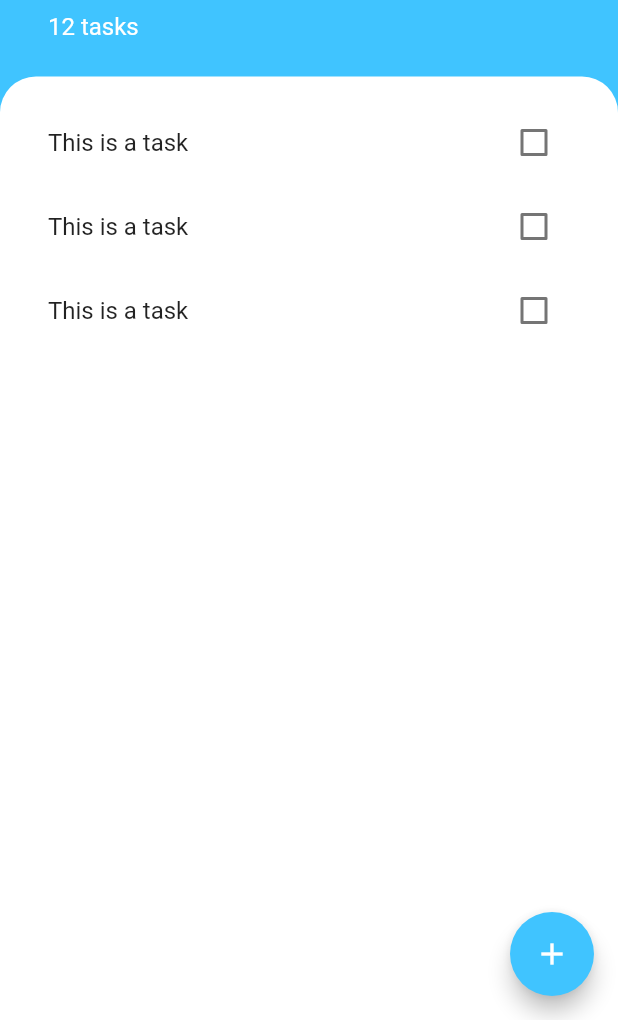
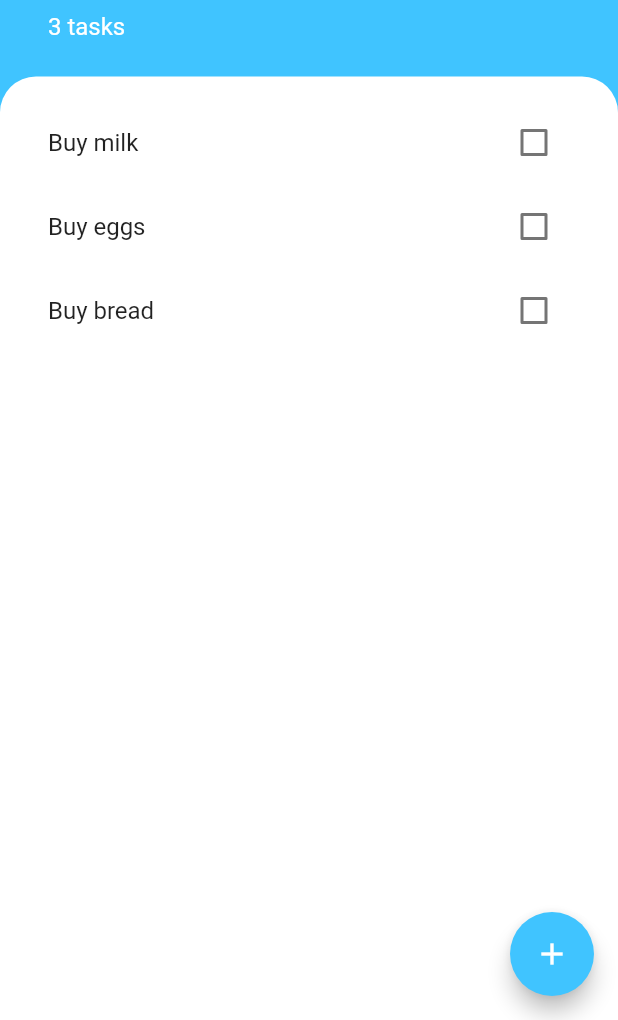
Before and after one commit to herickport/todoey, a Flutter app: the screen it shows after launch, on a phone screen of 412 x 824 dp, the part 216-1236 px from its top. Run offline on Flutter 3.47's test engine with Material 2 defaults, Android fonts, the phone set to English and light mode, and no system bars.

Commit message:
Creating ListView builder and a function to add new tasks

```diff
--- a/lib/components/task_checkbox.dart
+++ /dev/null
@@ -1,20 +0,0 @@
-import 'package:flutter/material.dart';
-
-class TaskCheckbox extends StatelessWidget {
-  const TaskCheckbox({
-    @required this.checkboxState,
-    @required this.toggleCheckboxState,
-  });
-
-  final bool checkboxState;
-  final void Function(bool checkboxState) toggleCheckboxState;
-
-  @override
-  Widget build(BuildContext context) {
-    return Checkbox(
-      activeColor: Colors.lightBlueAccent,
-      value: checkboxState,
-      onChanged: toggleCheckboxState,
-    );
-  }
-}
--- a/lib/components/task_tile.dart
+++ b/lib/components/task_tile.dart
@@ -1,32 +1,27 @@
 import 'package:flutter/material.dart';
-import 'package:todoey/components/task_checkbox.dart';
+import 'package:todoey/models/task.dart';
 
-class TaskTile extends StatefulWidget {
-  @override
-  _TaskTileState createState() => _TaskTileState();
-}
+class TaskTile extends StatelessWidget {
+  TaskTile({@required this.task, this.toggleCheckboxState});
 
-class _TaskTileState extends State<TaskTile> {
-  bool isChecked = false;
+  final Task task;
+  final void Function(bool checkboxState) toggleCheckboxState;
 
   @override
   Widget build(BuildContext context) {
     return ListTile(
       contentPadding: EdgeInsets.zero,
       title: Text(
-        'This is a task',
+        task.title,
         style: TextStyle(
           decoration:
-              isChecked ? TextDecoration.lineThrough : TextDecoration.none,
+              task.isDone ? TextDecoration.lineThrough : TextDecoration.none,
         ),
       ),
-      trailing: TaskCheckbox(
-        checkboxState: isChecked,
-        toggleCheckboxState: (checkboxState) {
-          setState(() {
-            isChecked = checkboxState;
-          });
-        },
+      trailing: Checkbox(
+        activeColor: Colors.lightBlueAccent,
+        value: task.isDone,
+        onChanged: toggleCheckboxState,
       ),
     );
   }
--- a/lib/components/tasks_list.dart
+++ b/lib/components/tasks_list.dart
@@ -1,18 +1,35 @@
 import 'package:flutter/material.dart';
 import 'package:todoey/components/task_tile.dart';
+import 'package:todoey/models/task.dart';
 import 'package:todoey/utils/no_glow_behavior.dart';
 
-class TasksList extends StatelessWidget {
+class TasksList extends StatefulWidget {
+  TasksList(this.tasks);
+
+  final List<Task> tasks;
+
+  @override
+  _TasksListState createState() => _TasksListState();
+}
+
+class _TasksListState extends State<TasksList> {
   @override
   Widget build(BuildContext context) {
+    List<Task> tasks = widget.tasks;
     return ScrollConfiguration(
       behavior: NoGlowBehavior(),
-      child: ListView(
-        children: <Widget>[
-          TaskTile(),
-          TaskTile(),
-          TaskTile(),
-        ],
+      child: ListView.builder(
+        itemCount: tasks.length,
+        itemBuilder: (_, index) {
+          return TaskTile(
+            task: tasks[index],
+            toggleCheckboxState: (checkboxState) {
+              setState(() {
+                tasks[index].handleDone(checkboxState);
+              });
+            },
+          );
+        },
       ),
     );
   }
--- /dev/null
+++ b/lib/models/task.dart
@@ -0,0 +1,12 @@
+import 'package:flutter/material.dart';
+
+class Task {
+  Task({@required this.title, this.isDone = false});
+
+  final String title;
+  bool isDone;
+
+  void handleDone(bool newValue) {
+    isDone = newValue;
+  }
+}
--- a/lib/screens/add_task_screen.dart
+++ b/lib/screens/add_task_screen.dart
@@ -1,6 +1,12 @@
 import 'package:flutter/material.dart';
 
 class AddTaskScreen extends StatelessWidget {
+  AddTaskScreen({@required this.addTaskCallback});
+
+  final Function(String taskTitle) addTaskCallback;
+
+  final TextEditingController _taskController = TextEditingController();
+
   @override
   Widget build(BuildContext context) {
     return SingleChildScrollView(
@@ -21,7 +27,7 @@ class AddTaskScreen extends StatelessWidget {
             crossAxisAlignment: CrossAxisAlignment.stretch,
             children: <Widget>[
               Text(
-                'Add Task',
+                'New Task',
                 textAlign: TextAlign.center,
                 style: TextStyle(
                   color: Colors.lightBlueAccent,
@@ -30,6 +36,7 @@ class AddTaskScreen extends StatelessWidget {
                 ),
               ),
               TextField(
+                controller: _taskController,
                 autofocus: true,
                 textAlign: TextAlign.center,
               ),
@@ -37,10 +44,10 @@ class AddTaskScreen extends StatelessWidget {
               SizedBox(
                 height: 48.0,
                 child: RaisedButton(
+                  onPressed: () => addTaskCallback(_taskController.text),
                   shape: RoundedRectangleBorder(
                     borderRadius: BorderRadius.circular(8.0),
                   ),
-                  onPressed: () {},
                   color: Colors.lightBlueAccent,
                   textColor: Colors.white,
                   child: Text(
--- a/lib/screens/tasks_screen.dart
+++ b/lib/screens/tasks_screen.dart
@@ -1,8 +1,20 @@
 import 'package:flutter/material.dart';
 import 'package:todoey/components/tasks_list.dart';
+import 'package:todoey/models/task.dart';
 import 'package:todoey/screens/add_task_screen.dart';
 
-class TasksScreen extends StatelessWidget {
+class TasksScreen extends StatefulWidget {
+  @override
+  _TasksScreenState createState() => _TasksScreenState();
+}
+
+class _TasksScreenState extends State<TasksScreen> {
+  List<Task> tasks = [
+    Task(title: 'Buy milk'),
+    Task(title: 'Buy eggs'),
+    Task(title: 'Buy bread'),
+  ];
+
   @override
   Widget build(BuildContext context) {
     return Scaffold(
@@ -12,7 +24,14 @@ class TasksScreen extends StatelessWidget {
             context: context,
             isScrollControlled: true,
             backgroundColor: Colors.transparent,
-            builder: (context) => AddTaskScreen(),
+            builder: (context) => AddTaskScreen(
+              addTaskCallback: (taskTitle) {
+                setState(() {
+                  tasks.add(Task(title: taskTitle));
+                });
+                Navigator.pop(context);
+              },
+            ),
           );
         },
         child: Icon(Icons.add),
@@ -26,6 +45,7 @@ class TasksScreen extends StatelessWidget {
                 left: 32.0,
                 top: 16.0,
                 bottom: 24.0,
+                right: 32.0,
               ),
               child: Column(
                 mainAxisAlignment: MainAxisAlignment.start,
@@ -51,7 +71,7 @@ class TasksScreen extends StatelessWidget {
                   ),
                   const SizedBox(height: 8.0),
                   Text(
-                    '12 tasks',
+                    '${tasks.length} tasks',
                     style: const TextStyle(
                       color: Colors.white,
                       fontSize: 16.0,
@@ -73,7 +93,7 @@ class TasksScreen extends StatelessWidget {
                     topRight: Radius.circular(24.0),
                   ),
                 ),
-                child: TasksList(),
+                child: TasksList(tasks),
               ),
             ),
           ],
```
